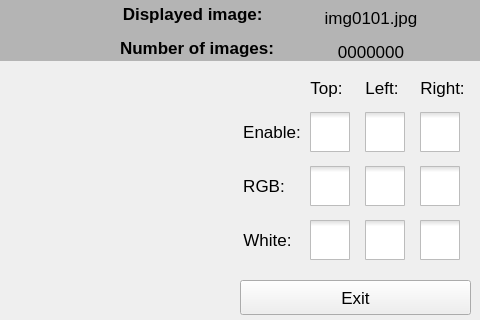
This is form.ui in mblui/RaspberryFiles as Qt 5 draws it before an edit; both pictures show x 800 to 1280 and y 0 to 320 of the 1280 by 720 pixel window. The edited form follows.
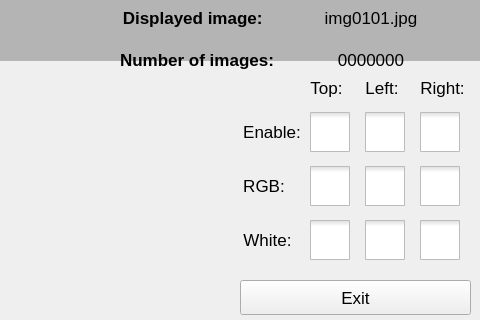
This is the edited form. Icons and pictures are not drawn.

Diff of the .ui file:
```diff
--- a/form.ui
+++ b/form.ui
@@ -737,7 +737,7 @@
      <x>920</x>
      <y>0</y>
      <width>301</width>
-     <height>61</height>
+     <height>80</height>
     </rect>
    </property>
    <layout class="QGridLayout" name="gridLayout_3">
```
Left out of the diff: 4 changed lines with no effect on the pictures.
